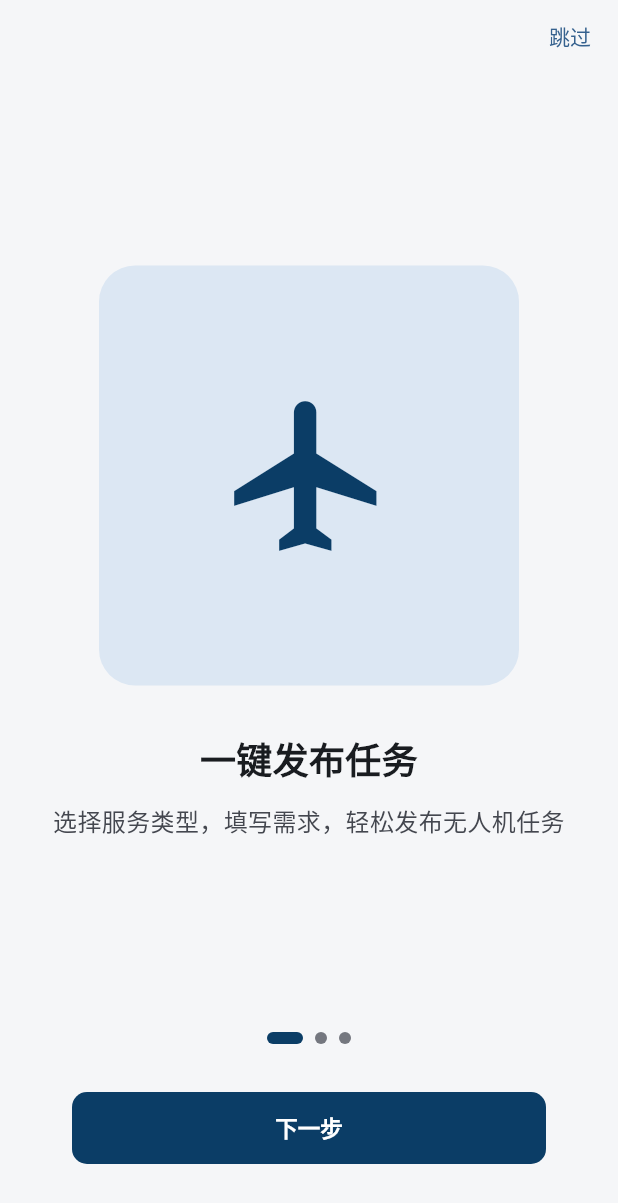
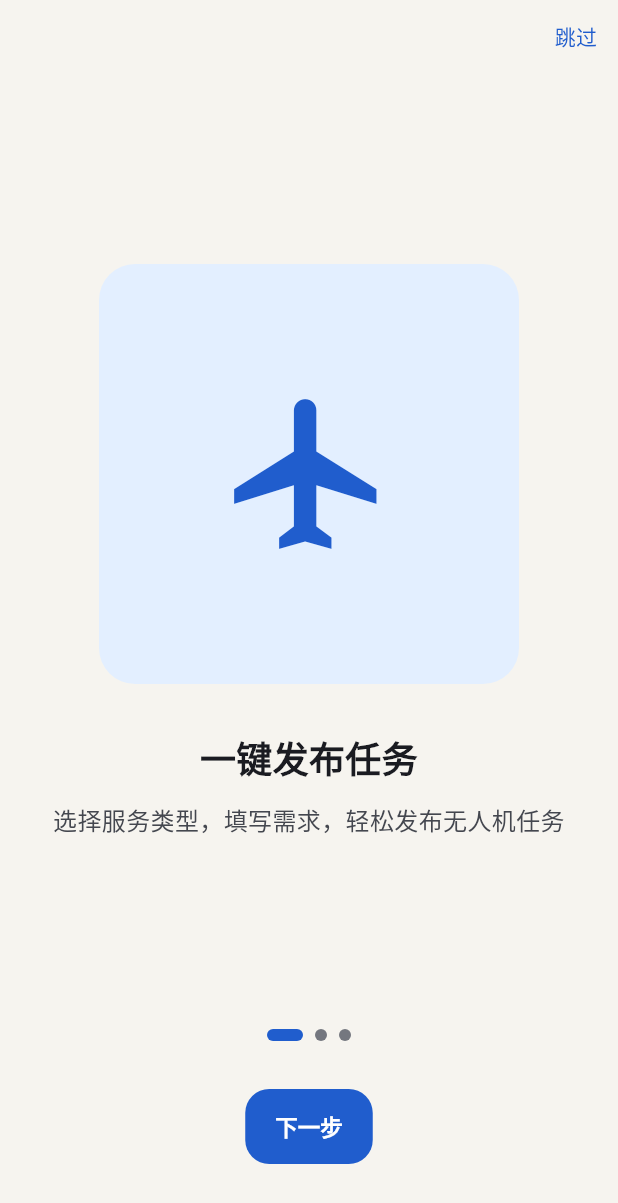
Before and after one commit to UavPlatform/app, a Flutter app: the screen it shows after launch, on a phone screen of 412 x 824 dp. Shown: the top 1203 px of the screen. Run offline on Flutter 3.47's test engine with Material 3 defaults, Android fonts, the phone set to English and light mode, and no system bars; our stand-ins replace dio, flutter_riverpod, go_router, image_picker, latlong2, shared_preferences; missing offline and left inert: tencent_rtc_sdk.

Commit message:
feat(ui): refresh dispatch theme and debug map rendering (REQ-APP-002)

```diff
--- a/lib/theme/app_colors.dart
+++ b/lib/theme/app_colors.dart
@@ -2,9 +2,9 @@ import 'package:flutter/material.dart';
 
 class AppColors {
   // 主色调 - 深海蓝（品牌主色：稳重 · 安全 · 专业）
-  static const Color primary = Color(0xFF0B3D66);
-  static const Color primaryLight = Color(0xFFDCE7F3);
-  static const Color primaryDark = Color(0xFF062A47);
+  static const Color primary = Color(0xFF205DCD);
+  static const Color primaryLight = Color(0xFFE3EFFF);
+  static const Color primaryDark = Color(0xFF153E88);
 
   // 强调色 - 工程橙（CTA / 选中态 / 强调：力量 · 行动）
   static const Color accent = Color(0xFFF57C00);
@@ -12,7 +12,7 @@ class AppColors {
   static const Color accentDark = Color(0xFFE65100);
 
   // 表面色
-  static const Color surface = Color(0xFFFAFCFF);
+  static const Color surface = Color(0xFFFFFEFB);
   static const Color surfaceVariant = Color(0xFFE7EEF6);
 
   // 文字色
@@ -44,15 +44,15 @@ class AppColors {
 
   // ==================== 派生色 / 语义别名 ====================
   static const Color bgWhite = Colors.white;
-  static const Color bgPage = Color(0xFFF5F6F8);
-  static const Color bgCard = Colors.white;
+  static const Color bgPage = Color(0xFFF6F4EF);
+  static const Color bgCard = Color(0xFFFFFEFB);
   static const Color bgInput = Color(0xFFF3F4F7);
-  static const Color navBg = Colors.white;
+  static const Color navBg = Color(0xFFFFFEFB);
   static const Color navActive = primary;
   static const Color navInactive = Color(0xFF999999);
   static const Color textPrimary = onSurface;
   static const Color divider = Color(0xFFEEEEEE);
-  static const Color border = Color(0xFFDDDDDD);
+  static const Color border = Color(0xFFE5E1D9);
 
   // 别名
   static const Color textSecondary = onSurfaceVariant;
--- a/lib/theme/app_theme.dart
+++ b/lib/theme/app_theme.dart
@@ -1,34 +1,127 @@
 import 'package:flutter/material.dart';
-import 'app_colors.dart';
 
 class AppTheme {
-  static ThemeData get darkTheme {
+  static ThemeData get darkTheme => _build(Brightness.dark);
+  static ThemeData get lightTheme => _build(Brightness.light);
+
+  static ThemeData _build(Brightness brightness) {
+    final dark = brightness == Brightness.dark;
     final scheme = ColorScheme.fromSeed(
-      seedColor: const Color(0xFF89B7ED),
-      brightness: Brightness.dark,
-      surface: const Color(0xFF19232F),
+      seedColor: const Color(0xFF2264D8),
+      brightness: brightness,
+      primary: dark ? const Color(0xFF9DC4FF) : const Color(0xFF205DCD),
+      secondary: dark ? const Color(0xFF73D8CC) : const Color(0xFF147D72),
+      tertiary: dark ? const Color(0xFFE9B1F1) : const Color(0xFF7851A9),
+      surface: dark ? const Color(0xFF192636) : const Color(0xFFFFFEFB),
+    );
+    final border = dark ? const Color(0xFF35465B) : const Color(0xFFE5E1D9);
+    final shape = RoundedRectangleBorder(
+      borderRadius: BorderRadius.circular(16),
     );
     return ThemeData(
       useMaterial3: true,
       colorScheme: scheme,
-      scaffoldBackgroundColor: const Color(0xFF101820),
+      scaffoldBackgroundColor: dark
+          ? const Color(0xFF101B29)
+          : const Color(0xFFF6F4EF),
       appBarTheme: AppBarTheme(
         centerTitle: false,
         elevation: 0,
         scrolledUnderElevation: 0,
-        backgroundColor: scheme.surface,
+        backgroundColor: dark
+            ? const Color(0xFF142339)
+            : const Color(0xFFFCF8EF),
         foregroundColor: scheme.onSurface,
         titleTextStyle: TextStyle(
           color: scheme.onSurface,
           fontSize: 20,
-          fontWeight: FontWeight.w600,
+          fontWeight: FontWeight.w700,
         ),
       ),
       cardTheme: CardThemeData(
-        color: scheme.surface,
-        elevation: 0,
+        elevation: 1,
+        shadowColor: dark ? Colors.transparent : const Color(0x122E3F35),
+        surfaceTintColor: Colors.transparent,
         margin: EdgeInsets.zero,
+        color: dark ? const Color(0xFF1B2C40) : const Color(0xFFFFFEFB),
+        shape: RoundedRectangleBorder(
+          borderRadius: BorderRadius.circular(20),
+          side: BorderSide(color: border),
+        ),
+      ),
+      dividerTheme: DividerThemeData(color: border, thickness: 1, space: 24),
+      listTileTheme: ListTileThemeData(
+        contentPadding: const EdgeInsets.symmetric(horizontal: 16, vertical: 6),
+        iconColor: scheme.primary,
+        minVerticalPadding: 10,
         shape: RoundedRectangleBorder(borderRadius: BorderRadius.circular(16)),
+      ),
+      inputDecorationTheme: InputDecorationTheme(
+        filled: true,
+        fillColor: dark ? const Color(0xFF122133) : const Color(0xFFF4F3EF),
+        contentPadding: const EdgeInsets.symmetric(
+          horizontal: 16,
+          vertical: 16,
+        ),
+        border: OutlineInputBorder(borderRadius: BorderRadius.circular(14)),
+        enabledBorder: OutlineInputBorder(
+          borderRadius: BorderRadius.circular(14),
+          borderSide: BorderSide(color: border),
+        ),
+        focusedBorder: OutlineInputBorder(
+          borderRadius: BorderRadius.circular(14),
+          borderSide: BorderSide(color: scheme.primary, width: 1.5),
+        ),
+        hintStyle: TextStyle(fontSize: 14, color: scheme.onSurfaceVariant),
+      ),
+      elevatedButtonTheme: ElevatedButtonThemeData(
+        style: ElevatedButton.styleFrom(
+          backgroundColor: scheme.primary,
+          foregroundColor: scheme.onPrimary,
+          elevation: 0,
+          minimumSize: const Size(48, 50),
+          shape: shape,
+          padding: const EdgeInsets.symmetric(horizontal: 20, vertical: 14),
+          textStyle: const TextStyle(fontSize: 15, fontWeight: FontWeight.w700),
+        ),
+      ),
+      filledButtonTheme: FilledButtonThemeData(
+        style: FilledButton.styleFrom(
+          backgroundColor: scheme.primary,
+          foregroundColor: scheme.onPrimary,
+          minimumSize: const Size(48, 50),
+          shape: shape,
+          padding: const EdgeInsets.symmetric(horizontal: 20, vertical: 14),
+          textStyle: const TextStyle(fontSize: 15, fontWeight: FontWeight.w700),
+        ),
+      ),
+      outlinedButtonTheme: OutlinedButtonThemeData(
+        style: OutlinedButton.styleFrom(
+          foregroundColor: scheme.secondary,
+          backgroundColor: dark
+              ? const Color(0xFF18332F)
+              : const Color(0xFFEDF6F0),
+          minimumSize: const Size(48, 50),
+          shape: shape,
+          side: BorderSide(color: dark ? border : const Color(0xFFC8DED1)),
+          padding: const EdgeInsets.symmetric(horizontal: 18, vertical: 14),
+        ),
+      ),
+      textButtonTheme: TextButtonThemeData(
+        style: TextButton.styleFrom(
+          minimumSize: const Size(44, 44),
+          padding: const EdgeInsets.symmetric(horizontal: 14, vertical: 10),
+        ),
+      ),
+      chipTheme: ChipThemeData(
+        backgroundColor: dark
+            ? const Color(0xFF1D3249)
+            : const Color(0xFFF0EBF7),
+        selectedColor: scheme.primaryContainer,
+        side: BorderSide(color: border),
+        padding: const EdgeInsets.symmetric(horizontal: 10, vertical: 10),
+        shape: RoundedRectangleBorder(borderRadius: BorderRadius.circular(12)),
+        labelStyle: TextStyle(color: scheme.onSurface),
       ),
       bottomNavigationBarTheme: BottomNavigationBarThemeData(
         backgroundColor: scheme.surface,
@@ -36,152 +129,20 @@ class AppTheme {
         unselectedItemColor: scheme.onSurfaceVariant,
         type: BottomNavigationBarType.fixed,
         elevation: 0,
-      ),
-      dividerTheme: DividerThemeData(
-        color: scheme.outlineVariant,
-        thickness: 0.5,
-        space: 0,
-      ),
-      inputDecorationTheme: InputDecorationTheme(
-        filled: true,
-        fillColor: scheme.surfaceContainerLow,
-        border: OutlineInputBorder(borderRadius: BorderRadius.circular(10)),
-        hintStyle: TextStyle(color: scheme.onSurfaceVariant, fontSize: 14),
-      ),
-      elevatedButtonTheme: ElevatedButtonThemeData(
-        style: ElevatedButton.styleFrom(
-          backgroundColor: scheme.primary,
-          foregroundColor: scheme.onPrimary,
-          minimumSize: const Size(0, 48),
-          elevation: 0,
+        selectedLabelStyle: const TextStyle(
+          fontWeight: FontWeight.w700,
+          fontSize: 12,
         ),
-      ),
-      filledButtonTheme: FilledButtonThemeData(
-        style: FilledButton.styleFrom(minimumSize: const Size(48, 48)),
-      ),
-      outlinedButtonTheme: OutlinedButtonThemeData(
-        style: OutlinedButton.styleFrom(minimumSize: const Size(0, 48)),
       ),
       snackBarTheme: SnackBarThemeData(
         behavior: SnackBarBehavior.floating,
         backgroundColor: scheme.inverseSurface,
         contentTextStyle: TextStyle(color: scheme.onInverseSurface),
       ),
-    );
-  }
-
-  static ThemeData get lightTheme {
-    return ThemeData(
-      useMaterial3: true,
-      colorScheme: ColorScheme.fromSeed(
-        seedColor: AppColors.primary,
-        brightness: Brightness.light,
-        surface: AppColors.bgWhite,
-      ),
-      scaffoldBackgroundColor: AppColors.bgPage,
-      fontFamily: null, // system default sans-serif
-
-      appBarTheme: const AppBarTheme(
-        centerTitle: false,
-        elevation: 0,
-        scrolledUnderElevation: 0,
-        shadowColor: Color(0x0A000000),
-        backgroundColor: AppColors.navBg,
-        foregroundColor: AppColors.textPrimary,
-        titleTextStyle: TextStyle(
-          color: AppColors.textPrimary,
-          fontSize: 20,
-          fontWeight: FontWeight.w600,
-        ),
-      ),
-
-      bottomNavigationBarTheme: const BottomNavigationBarThemeData(
-        backgroundColor: AppColors.navBg,
-        selectedItemColor: AppColors.navActive,
-        unselectedItemColor: AppColors.navInactive,
-        type: BottomNavigationBarType.fixed,
-        elevation: 0,
-        selectedLabelStyle: TextStyle(fontSize: 12),
-        unselectedLabelStyle: TextStyle(fontSize: 12),
-      ),
-
-      cardTheme: CardThemeData(
-        elevation: 0,
-        shadowColor: const Color(0x22000000),
-        margin: EdgeInsets.zero,
-        shape: RoundedRectangleBorder(borderRadius: BorderRadius.circular(16)),
-        color: AppColors.bgCard,
-      ),
-
-      dividerTheme: const DividerThemeData(
-        color: AppColors.divider,
-        thickness: 0.5,
-        space: 0,
-      ),
-
-      inputDecorationTheme: InputDecorationTheme(
-        filled: true,
-        fillColor: AppColors.bgWhite,
-        contentPadding: const EdgeInsets.symmetric(
-          horizontal: 14,
-          vertical: 12,
-        ),
-        border: OutlineInputBorder(
-          borderRadius: BorderRadius.circular(10),
-          borderSide: const BorderSide(color: AppColors.border),
-        ),
-        enabledBorder: OutlineInputBorder(
-          borderRadius: BorderRadius.circular(10),
-          borderSide: const BorderSide(color: AppColors.border),
-        ),
-        focusedBorder: OutlineInputBorder(
-          borderRadius: BorderRadius.circular(10),
-          borderSide: const BorderSide(color: AppColors.primary, width: 1.5),
-        ),
-        hintStyle: const TextStyle(color: AppColors.textHint, fontSize: 14),
-      ),
-
-      elevatedButtonTheme: ElevatedButtonThemeData(
-        style: ElevatedButton.styleFrom(
-          backgroundColor: AppColors.primary,
-          foregroundColor: Colors.white,
-          elevation: 0,
-          minimumSize: const Size(double.infinity, 48),
-          shape: RoundedRectangleBorder(
-            borderRadius: BorderRadius.circular(10),
-          ),
-          textStyle: const TextStyle(fontSize: 15, fontWeight: FontWeight.w600),
-        ),
-      ),
-
-      outlinedButtonTheme: OutlinedButtonThemeData(
-        style: OutlinedButton.styleFrom(
-          foregroundColor: AppColors.primary,
-          minimumSize: const Size(double.infinity, 48),
-          shape: RoundedRectangleBorder(
-            borderRadius: BorderRadius.circular(10),
-          ),
-          side: const BorderSide(color: AppColors.border),
-          textStyle: const TextStyle(fontSize: 14),
-        ),
-      ),
-
-      filledButtonTheme: FilledButtonThemeData(
-        style: FilledButton.styleFrom(
-          minimumSize: const Size(48, 48),
-          shape: RoundedRectangleBorder(
-            borderRadius: BorderRadius.circular(12),
-          ),
-        ),
-      ),
-      snackBarTheme: const SnackBarThemeData(
-        behavior: SnackBarBehavior.floating,
-        backgroundColor: AppColors.primaryDark,
-      ),
-      tabBarTheme: const TabBarThemeData(
-        labelColor: AppColors.primary,
-        unselectedLabelColor: AppColors.textSecondary,
-        indicatorColor: AppColors.primary,
+      tabBarTheme: TabBarThemeData(
+        labelColor: scheme.primary,
+        unselectedLabelColor: scheme.onSurfaceVariant,
+        indicatorColor: scheme.primary,
         dividerColor: Colors.transparent,
       ),
     );
```
Also changed, not shown: 1 other file.
